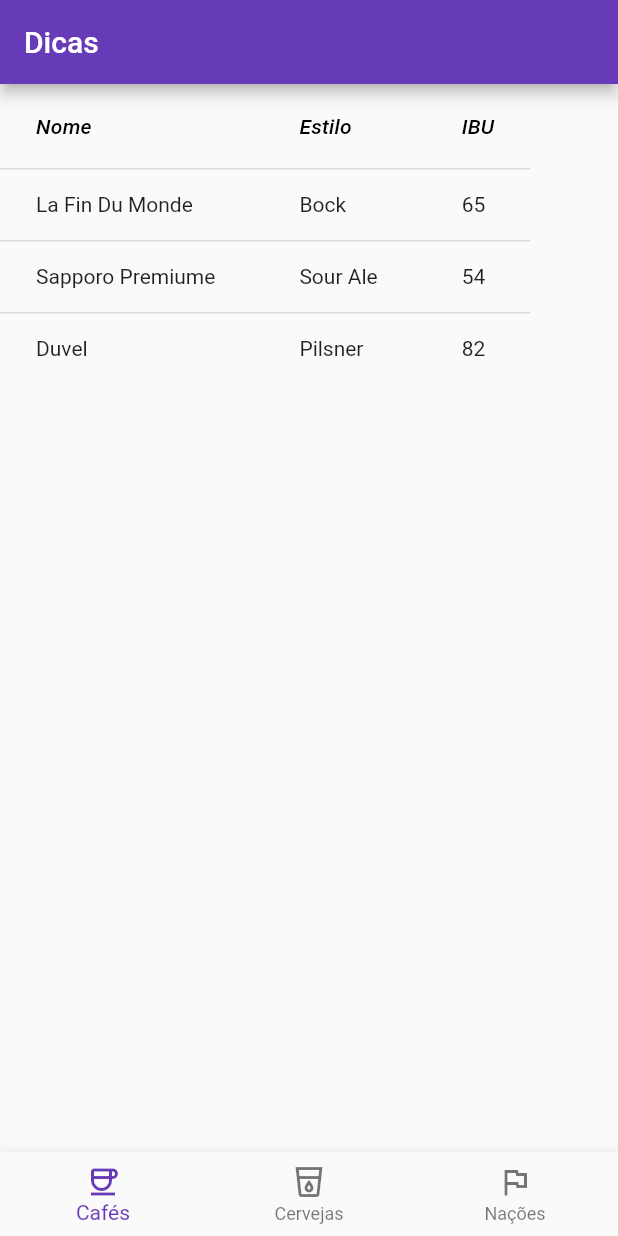
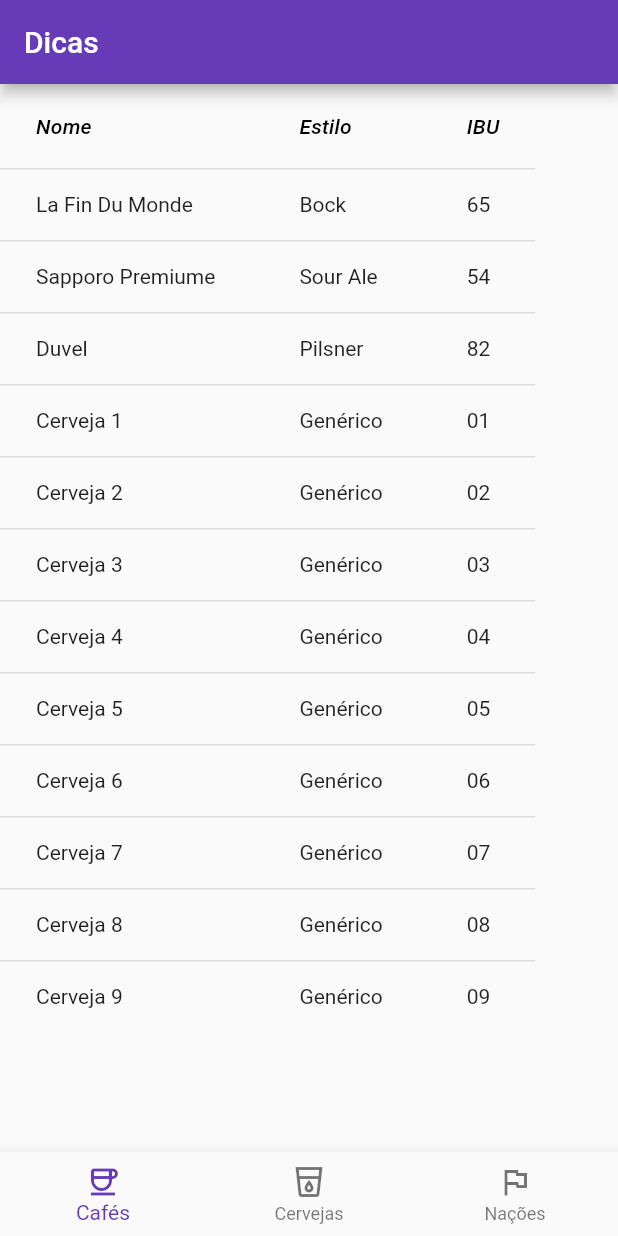
Before and after one commit to GomesLuan/receita4, a Flutter app: the screen it shows after launch, on a phone screen of 412 x 824 dp. Run offline on Flutter 3.47's test engine with Material 2 defaults, Android fonts, the phone set to English and light mode, and no system bars.

Commit message:
Scroll vertical

```diff
--- a/lib/main.dart
+++ b/lib/main.dart
@@ -15,7 +15,52 @@ var dataObjects = [
     "name": "Duvel",
     "style": "Pilsner",
     "ibu": "82"
-  }
+  },
+  {
+    "name": "Cerveja 1",
+    "style": "Genérico",
+    "ibu": "01"
+  },
+  {
+    "name": "Cerveja 2",
+    "style": "Genérico",
+    "ibu": "02"
+  },
+  {
+    "name": "Cerveja 3",
+    "style": "Genérico",
+    "ibu": "03"
+  },
+  {
+    "name": "Cerveja 4",
+    "style": "Genérico",
+    "ibu": "04"
+  },
+  {
+    "name": "Cerveja 5",
+    "style": "Genérico",
+    "ibu": "05"
+  },
+  {
+    "name": "Cerveja 6",
+    "style": "Genérico",
+    "ibu": "06"
+  },
+  {
+    "name": "Cerveja 7",
+    "style": "Genérico",
+    "ibu": "07"
+  },
+  {
+    "name": "Cerveja 8",
+    "style": "Genérico",
+    "ibu": "08"
+  },
+  {
+    "name": "Cerveja 9",
+    "style": "Genérico",
+    "ibu": "09"
+  },
 ];
 
 void main() {
@@ -76,7 +121,8 @@ class DataBodyWidget extends StatelessWidget {
     var columnNames = ["Nome","Estilo","IBU"],
         propertyNames = ["name", "style", "ibu"];
 
-    return DataTable(
+    return SingleChildScrollView(
+      child: DataTable(
         columns: columnNames.map(
           (name) => DataColumn(
             label: Expanded(
@@ -91,6 +137,7 @@ class DataBodyWidget extends StatelessWidget {
             ).toList()
           )
         ).toList()
+      )
     );
   }
 }
```
Lines whose indentation alone changed are shown as unchanged.
